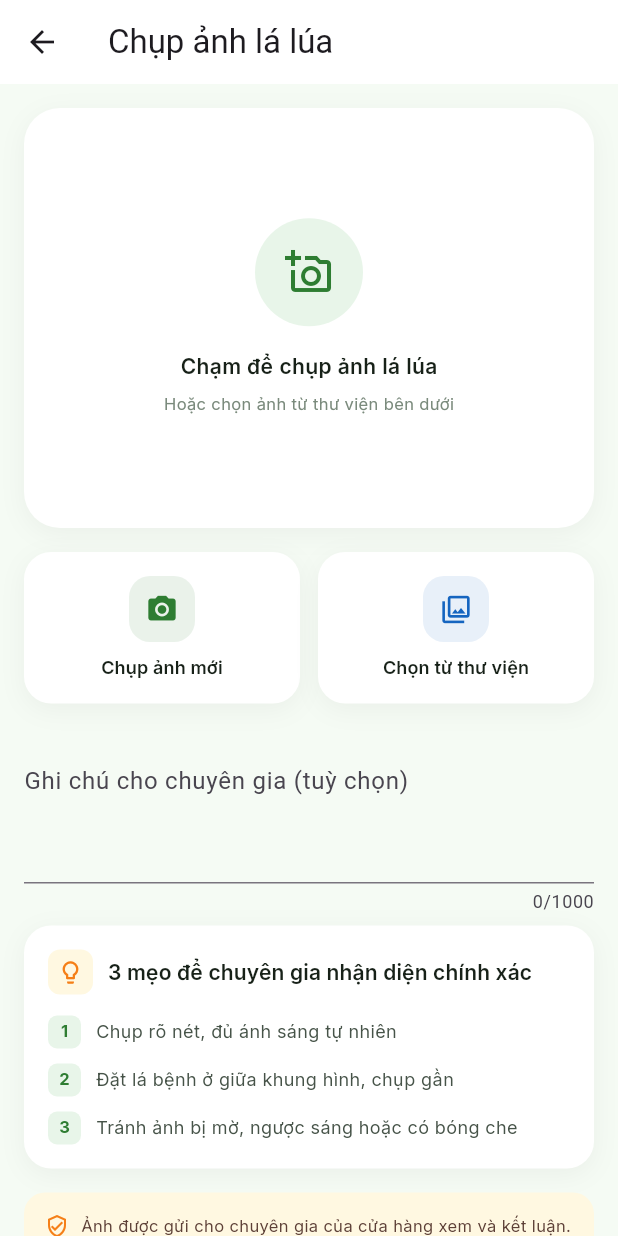
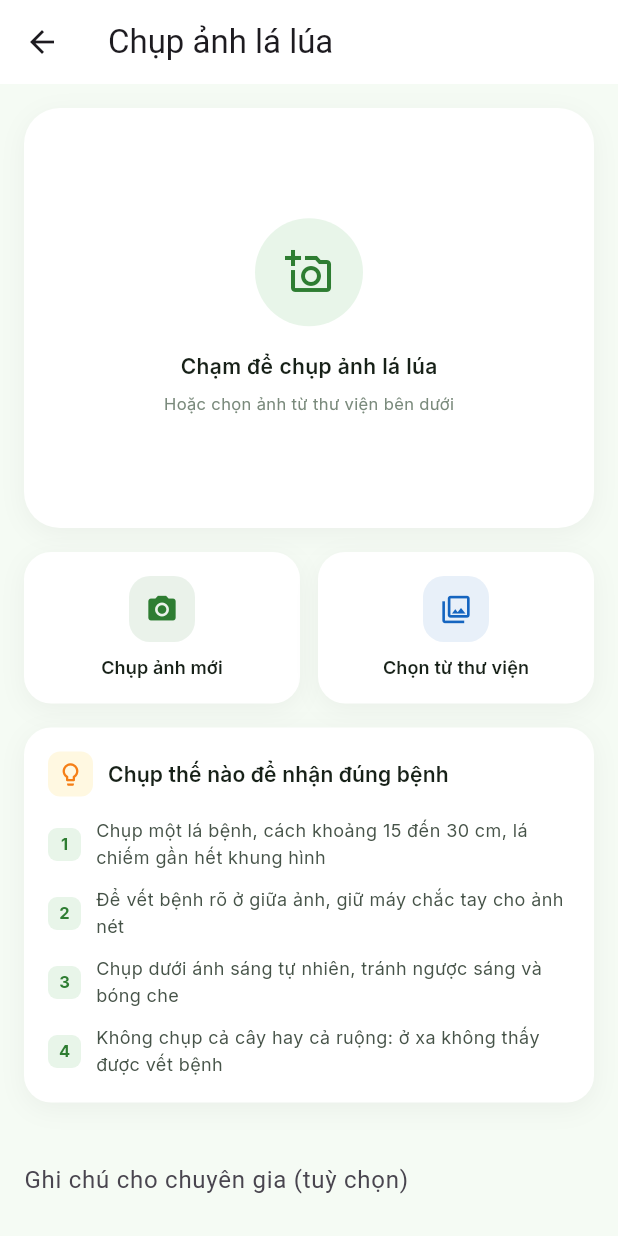
Before and after one commit to Capstone-Project-AgriSage/Farmer-Mobile, a Flutter app: the ImageCaptureScreen screen opened directly, on a phone screen of 412 x 824 dp. Run offline on Flutter 3.47's test engine with Material 3 defaults, Android fonts, the phone set to English and light mode, and no system bars; our stand-ins replace cached_network_image, dio, flutter_riverpod, flutter_secure_storage, geocoding, geolocator and 9 more; accounts and stored records are empty.

Commit message:
feat(ai-doctor): photo guidance right under the capture buttons, saying one close leaf, not the whole plant
The tips sat below the note field, so they were read after the photo was taken, and they did not say what
matters most for the AI: one leaf, close, filling the frame. Measured on public datasets, photos of a whole
plant are recognised about 7% of the time against far more for close-up leaves. Four tips now sit between
the capture buttons and the note.

Co-Authored-By: Claude Opus 5.5 <noreply@anthropic.com>

```diff
--- a/lib/features/ai_doctor/screens/image_capture_screen.dart
+++ b/lib/features/ai_doctor/screens/image_capture_screen.dart
@@ -253,6 +253,9 @@ class _ImageCaptureScreenState extends ConsumerState<ImageCaptureScreen> {
                     ),
                   ],
                   const SizedBox(height: 16),
+                  // Ngay dưới nút chụp để người dùng đọc trước khi chụp.
+                  const _CaptureTips(),
+                  const SizedBox(height: 16),
                   TextField(
                     key: const Key('cap_note'),
                     controller: _note,
@@ -265,51 +268,6 @@ class _ImageCaptureScreenState extends ConsumerState<ImageCaptureScreen> {
                     ),
                   ),
                   const SizedBox(height: 8),
-                  Container(
-                    padding: const EdgeInsets.all(16),
-                    decoration: BoxDecoration(
-                      color: Colors.white,
-                      borderRadius: BorderRadius.circular(18),
-                      boxShadow: [
-          BoxShadow(
-              color: Colors.black.withValues(alpha: 0.045),
-              blurRadius: 14,
-              offset: const Offset(0, 4)),
-        ],
-                    ),
-                    child: Column(
-                      crossAxisAlignment: CrossAxisAlignment.start,
-                      children: [
-                        Row(
-                          children: [
-                            Container(
-                              padding: const EdgeInsets.all(6),
-                              decoration: BoxDecoration(
-                                color: const Color(0xFFFFF8E1),
-                                borderRadius: BorderRadius.circular(8),
-                              ),
-                              child: const Icon(Icons.lightbulb_outline,
-                                  color: Color(0xFFF57F17), size: 18),
-                            ),
-                            const SizedBox(width: 10),
-                            Expanded(
-                              child: Text('3 mẹo để chuyên gia nhận diện chính xác',
-                                  style: AppTextStyles.labelLarge),
-                            ),
-                          ],
-                        ),
-                        const SizedBox(height: 14),
-                        const _TipItem(number: '1', text: 'Chụp rõ nét, đủ ánh sáng tự nhiên'),
-                        const SizedBox(height: 10),
-                        const _TipItem(
-                            number: '2', text: 'Đặt lá bệnh ở giữa khung hình, chụp gần'),
-                        const SizedBox(height: 10),
-                        const _TipItem(
-                            number: '3', text: 'Tránh ảnh bị mờ, ngược sáng hoặc có bóng che'),
-                      ],
-                    ),
-                  ),
-                  const SizedBox(height: 16),
                   Container(
                     padding: const EdgeInsets.all(14),
                     decoration: BoxDecoration(
@@ -432,6 +390,65 @@ class _ActionButton extends StatelessWidget {
   }
 }
 
+/// Cách chụp để AI và chuyên gia nhận đúng bệnh. Model chỉ học từ ảnh chụp gần một lá: ảnh cả cây hay cả ruộng
+/// gần như luôn bị nhận sai (AI-Service, research/report.md), nên mẹo nói rõ điều đó.
+class _CaptureTips extends StatelessWidget {
+  const _CaptureTips();
+
+  @override
+  Widget build(BuildContext context) {
+    return Container(
+      key: const Key('cap_tips'),
+      padding: const EdgeInsets.all(16),
+      decoration: BoxDecoration(
+        color: Colors.white,
+        borderRadius: BorderRadius.circular(18),
+        boxShadow: [
+          BoxShadow(
+              color: Colors.black.withValues(alpha: 0.045),
+              blurRadius: 14,
+              offset: const Offset(0, 4)),
+        ],
+      ),
+      child: Column(
+        crossAxisAlignment: CrossAxisAlignment.start,
+        children: [
+          Row(
+            children: [
+              Container(
+                padding: const EdgeInsets.all(6),
+                decoration: BoxDecoration(
+                  color: const Color(0xFFFFF8E1),
+                  borderRadius: BorderRadius.circular(8),
+                ),
+                child: const Icon(Icons.lightbulb_outline, color: Color(0xFFF57F17), size: 18),
+              ),
+              const SizedBox(width: 10),
+              Expanded(
+                child: Text('Chụp thế nào để nhận đúng bệnh', style: AppTextStyles.labelLarge),
+              ),
+            ],
+          ),
+          const SizedBox(height: 14),
+          const _TipItem(
+              number: '1',
+              text: 'Chụp một lá bệnh, cách khoảng 15 đến 30 cm, lá chiếm gần hết khung hình'),
+          const SizedBox(height: 10),
+          const _TipItem(
+              number: '2', text: 'Để vết bệnh rõ ở giữa ảnh, giữ máy chắc tay cho ảnh nét'),
+          const SizedBox(height: 10),
+          const _TipItem(
+              number: '3', text: 'Chụp dưới ánh sáng tự nhiên, tránh ngược sáng và bóng che'),
+          const SizedBox(height: 10),
+          const _TipItem(
+              number: '4',
+              text: 'Không chụp cả cây hay cả ruộng: ở xa không thấy được vết bệnh'),
+        ],
+      ),
+    );
+  }
+}
+
 class _TipItem extends StatelessWidget {
   final String number;
   final String text;
```
Also changed, not shown: 1 other file.
